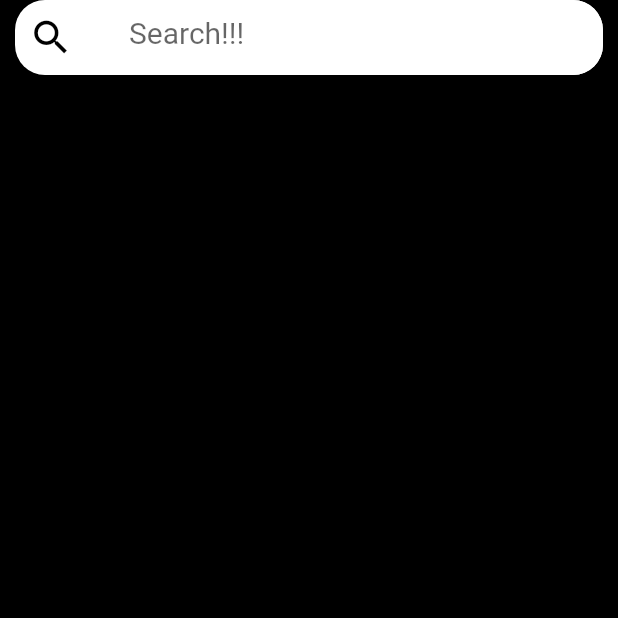
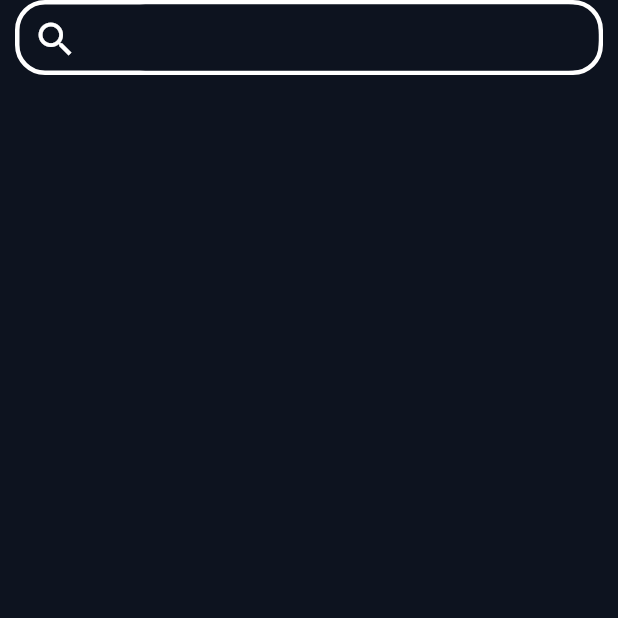
Before and after one commit to tanish105/RTTV, a Flutter app: the SearchPage screen opened directly, on a phone screen of 412 x 824 dp, the top half of it. Run offline on Flutter 3.47's test engine with Material 2 defaults, Android fonts, the phone set to English and light mode, and no system bars; our stand-ins replace cloud_firestore, firebase_auth, firebase_core, youtube_player_flutter; accounts and stored records are empty.

Commit message:
New chnages

```diff
--- a/lib/content_list.dart
+++ b/lib/content_list.dart
@@ -28,7 +28,7 @@ class ContentList extends StatelessWidget {
             child: Text(
               title,
               style: const TextStyle(
-                color: Colors.black,
+                color: Colors.white,
                 fontSize: 20.0,
                 fontWeight: FontWeight.bold,
               ),
--- a/lib/homepage.dart
+++ b/lib/homepage.dart
@@ -41,12 +41,13 @@ class _HomePageState extends State<HomePage> {
         .of(context)
         .size;
     return Scaffold(
+      backgroundColor: Color(0xff0D131F),
       extendBodyBehindAppBar: true,
       floatingActionButton: const FloatingActionButton(
-        backgroundColor: Colors.grey,
+        backgroundColor: Colors.white,
         onPressed: null,
         hoverColor: Colors.blue,
-        child: Icon(Icons.cast,color: Colors.white,),
+        child: Icon(Icons.cast,color: Colors.red,),
       ),
       appBar: PreferredSize(
         preferredSize: Size(screenSize.width, 50.0),
--- a/lib/more_screen.dart
+++ b/lib/more_screen.dart
@@ -34,7 +34,8 @@ class _MoreScreenState extends State<MoreScreen> {
   @override
   Widget build(BuildContext context) {
     return Scaffold(
-      appBar: AppBar(title: Text("Account Settings"),backgroundColor: Colors.black,),
+      backgroundColor: Color(0xff0D131F),
+      appBar: AppBar(title: Text("Account Settings",style: TextStyle(fontSize: 28),),backgroundColor: Color(0xff0D131F),),
       body: SafeArea(
         child: CustomScrollView(
           controller: _scrollController,
--- a/lib/nav_screen.dart
+++ b/lib/nav_screen.dart
@@ -1,4 +1,5 @@
 import 'package:flutter/material.dart';
+import 'package:rttv/download_screen.dart';
 import 'package:rttv/homepage.dart';
 import 'package:rttv/more_screen.dart';
 import 'package:rttv/search_screen.dart';
@@ -14,7 +15,7 @@ class _NavScreenState extends State<NavScreen> {
   final List<Widget> _screens = [
     HomePage(key: PageStorageKey('homePage'),),
     SearchPage(),
-    Scaffold(),
+    DownloadScreen(),
     MoreScreen(),
   ];
 
@@ -30,6 +31,7 @@ class _NavScreenState extends State<NavScreen> {
   @override
   Widget build(BuildContext context) {
     return Scaffold(
+      backgroundColor: Color(0xff0D131F),
       body: _screens[_currIndex],
       bottomNavigationBar: BottomNavigationBar(
         type: BottomNavigationBarType.fixed,
@@ -46,6 +48,7 @@ class _NavScreenState extends State<NavScreen> {
         selectedFontSize: 11.0,
         unselectedItemColor: Colors.grey,
         unselectedFontSize: 11.0,
+        backgroundColor: Color(0xff0D131F),
         onTap: (index) => setState(() => _currIndex = index),
       ),
     );
--- a/lib/previews.dart
+++ b/lib/previews.dart
@@ -19,7 +19,7 @@ class Previews extends StatelessWidget {
           child: Text(
             title,
             style: const TextStyle(
-              color: Colors.black,
+              color: Colors.white,
               fontSize: 20.0,
               fontWeight: FontWeight.bold,
             ),
--- a/lib/search_screen.dart
+++ b/lib/search_screen.dart
@@ -20,7 +20,7 @@ class _SearchPageState extends State<SearchPage> {
   @override
   Widget build(BuildContext context) {
     return Scaffold(
-      backgroundColor: Colors.black,
+      backgroundColor: Color(0xff0D131F),
       resizeToAvoidBottomInset: false,
       body: SafeArea(
         child: Padding(
@@ -30,9 +30,14 @@ class _SearchPageState extends State<SearchPage> {
               Container(
                 height: 50,
                 width: double.infinity,
-                decoration: const BoxDecoration(
-                  color: Colors.white,
-                  borderRadius: BorderRadius.all(Radius.circular(20)),
+                decoration: BoxDecoration(
+                  color: Color(0xff0D131F),
+                  border: Border.all(
+                    color: Colors.white,
+                    style: BorderStyle.solid,
+                    width: 3.0
+                  ),
+                  borderRadius: BorderRadius.all(Radius.circular(20),),
                 ),
                 // alignment: Alignment.centerLeft,
                 // padding: EdgeInsets.fromLTRB(0, 0, 0, 0),
@@ -43,7 +48,7 @@ class _SearchPageState extends State<SearchPage> {
                     icon:IconButton(onPressed: () => print("Search"),
                       icon:  const Icon(
                       Icons.search,
-                      color: Colors.black,
+                      color: Colors.white,
                       size: 30,
                     ),
                       alignment: Alignment.center,
@@ -52,8 +57,7 @@ class _SearchPageState extends State<SearchPage> {
                         borderRadius: BorderRadius.all(Radius.circular(20)),
                         borderSide: BorderSide.none),
                     filled: true,
-                    fillColor: Colors.white,
-                    hintText: 'Search!!!',
+                    fillColor: Color(0xff0D131F),
                     // alignLabelWithHint: true,
                   ),
                   onChanged: (value) {
--- a/lib/stba.dart
+++ b/lib/stba.dart
@@ -19,6 +19,7 @@ class STBA extends StatelessWidget {
               child: Icon(
                 icon,
                 size: 33,
+                color: Colors.white,
               ),
             ),
           ),
@@ -32,7 +33,7 @@ class STBA extends StatelessWidget {
                   onTap: function,
                   child: Text(
                     text,
-                    style: const TextStyle(fontSize: 25),
+                    style: const TextStyle(fontSize: 25,color: Colors.white),
                   )),
             ),
           ),
```
Also changed, not shown: lib/download_screen.dart (added, +70 -0 lines), 4 other files.
